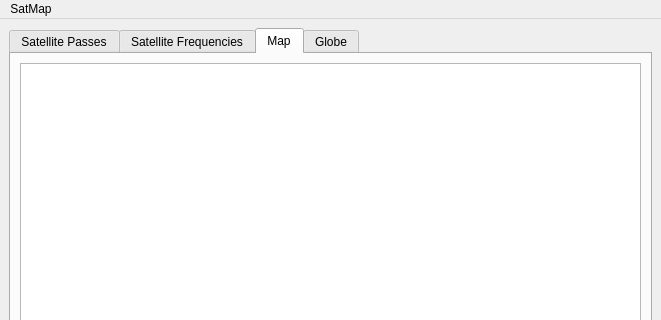
First picture: the form in mainwindow.ui, repository andreidicu03/satMapGit, before the edit; both pictures show x 0 to 661 and y 0 to 320 of the 661 by 724 pixel window.
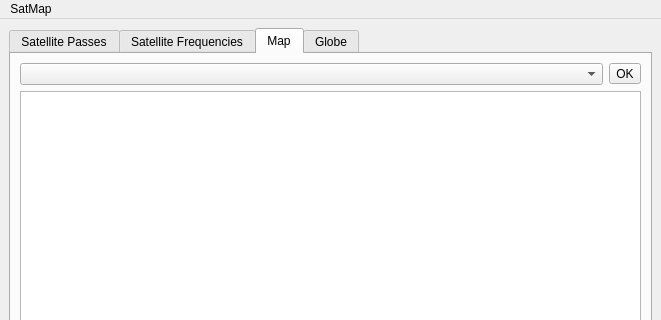
Second picture: the form after the edit. The open tabs and pages were chosen to show the change. Custom widgets are drawn as their Qt base class.

Commit message: Added file select for maps (not functional yet).

Diff of the .ui file:
```diff
--- a/mainwindow.ui
+++ b/mainwindow.ui
@@ -344,7 +344,17 @@
         <string>Map</string>
        </attribute>
        <layout class="QGridLayout" name="gridLayout_4">
+        <item row="0" column="1">
+         <widget class="QToolButton" name="mapOK">
+          <property name="text">
+           <string>OK</string>
+          </property>
+         </widget>
+        </item>
         <item row="0" column="0">
+         <widget class="QComboBox" name="mapSelect"/>
+        </item>
+        <item row="1" column="0" colspan="2">
          <widget class="QGraphicsView" name="mapView"/>
         </item>
        </layout>
```
Left out of the diff: 14 changed lines with no effect on the pictures. The commit also changes 2 other files.
